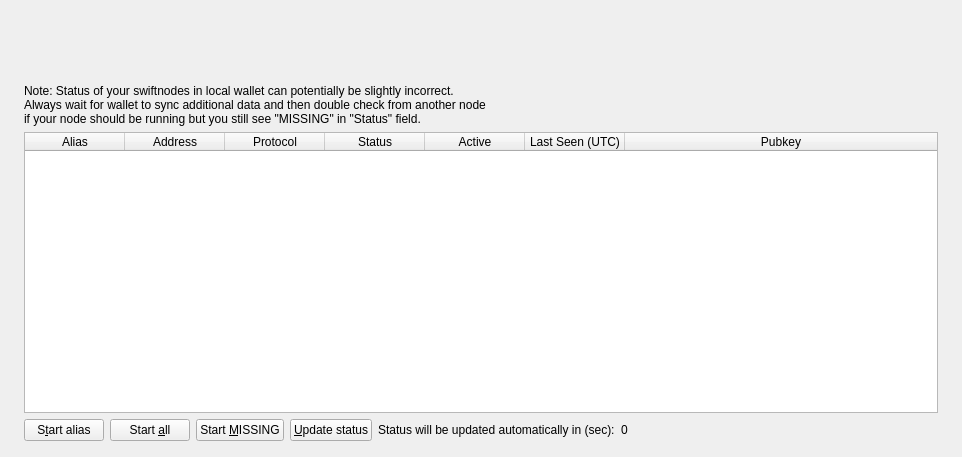
Qt form src/qt/forms/swiftnodelist.ui (swiftcashproject/swiftcash) before a commit.
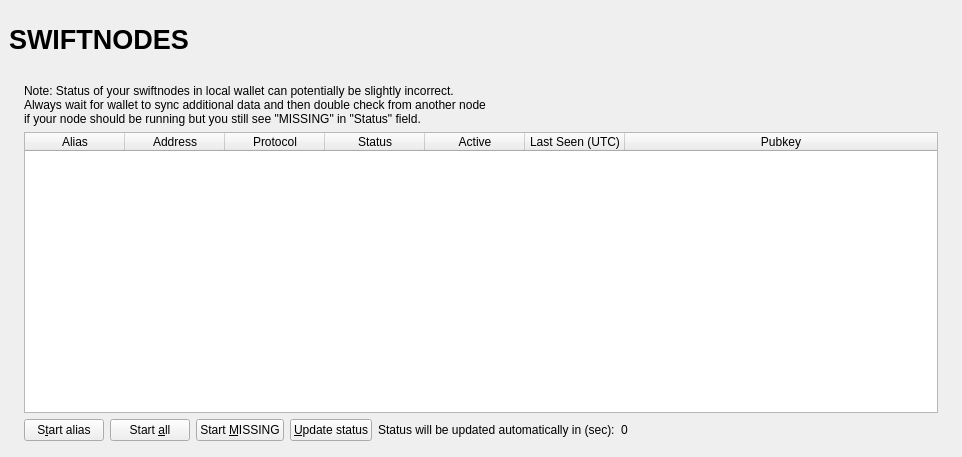
The same form after that commit.

Diff of the .ui file:
```diff
--- a/src/qt/forms/swiftnodelist.ui
+++ b/src/qt/forms/swiftnodelist.ui
@@ -33,7 +33,7 @@
      </property>
      <item>
       <widget class="QFrame" name="frame_Header">
-       <layout class="QVBoxLayout" name="verticalLayout_4">
+       <layout class="QVBoxLayout" name="verticalLayout_Header" stretch="0">
         <property name="leftMargin">
          <number>0</number>
         </property>
@@ -47,9 +47,41 @@
          <number>0</number>
         </property>
         <item>
-         <layout class="QHBoxLayout" name="horizontalLayout_Header" stretch="1,0">
+         <layout class="QHBoxLayout" name="horizontalLayout_Header" stretch="1,0,1">
+          <property name="spacing">
+           <number>6</number>
+          </property>
           <item>
-           <spacer name="horizontalSpacer">
+           <widget class="QLabel" name="labelOverviewHeaderLeft">
+            <property name="minimumSize">
+             <size>
+              <width>464</width>
+              <height>60</height>
+             </size>
+            </property>
+            <property name="maximumSize">
+             <size>
+              <width>16777215</width>
+              <height>60</height>
+             </size>
+            </property>
+            <property name="font">
+             <font>
+              <pointsize>20</pointsize>
+              <weight>75</weight>
+              <bold>true</bold>
+             </font>
+            </property>
+            <property name="text">
+             <string>SWIFTNODES</string>
+            </property>
+            <property name="alignment">
+             <set>Qt::AlignLeading|Qt::AlignLeft|Qt::AlignVCenter</set>
+            </property>
+           </widget>
+          </item>
+          <item>
+           <spacer name="horizontalSpacer_Header">
             <property name="orientation">
              <enum>Qt::Horizontal</enum>
             </property>
```
